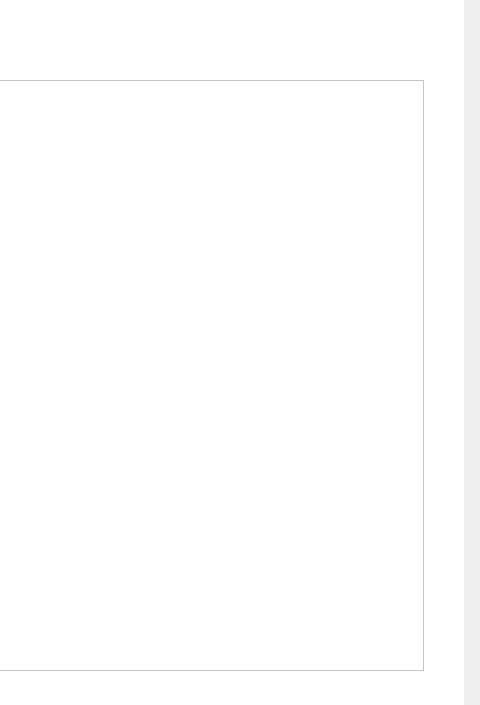
Old version of the form server.ui in the repository thuytranj/Course_Socket_Programming-main; both pictures show x 427 to 907 and y 0 to 705 of the 907 by 705 pixel window.
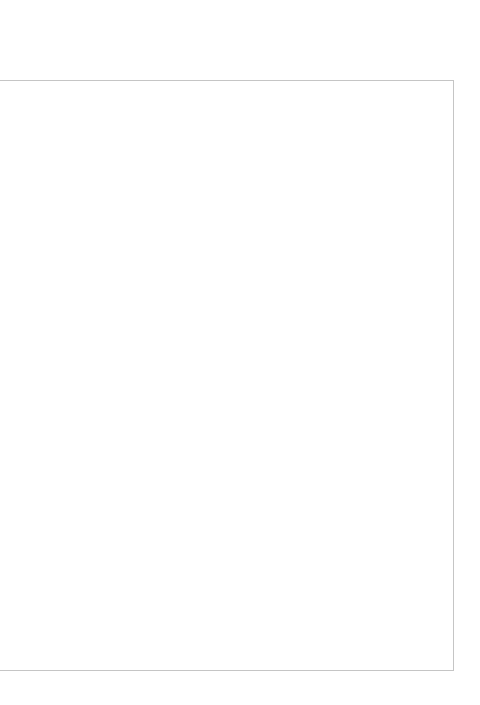
New version of the form. Icons and pictures are not drawn.

What changed in the file:
```diff
--- a/server.ui
+++ b/server.ui
@@ -21,7 +21,7 @@
     <rect>
      <x>0</x>
      <y>0</y>
-     <width>891</width>
+     <width>931</width>
      <height>711</height>
     </rect>
    </property>
@@ -413,7 +413,7 @@
      <rect>
       <x>210</x>
       <y>80</y>
-      <width>631</width>
+      <width>641</width>
       <height>591</height>
      </rect>
     </property>
@@ -423,7 +423,7 @@
      <rect>
       <x>180</x>
       <y>80</y>
-      <width>671</width>
+      <width>701</width>
       <height>591</height>
      </rect>
     </property>
```
Left out of the diff: 13 changed lines with no effect on the pictures.
